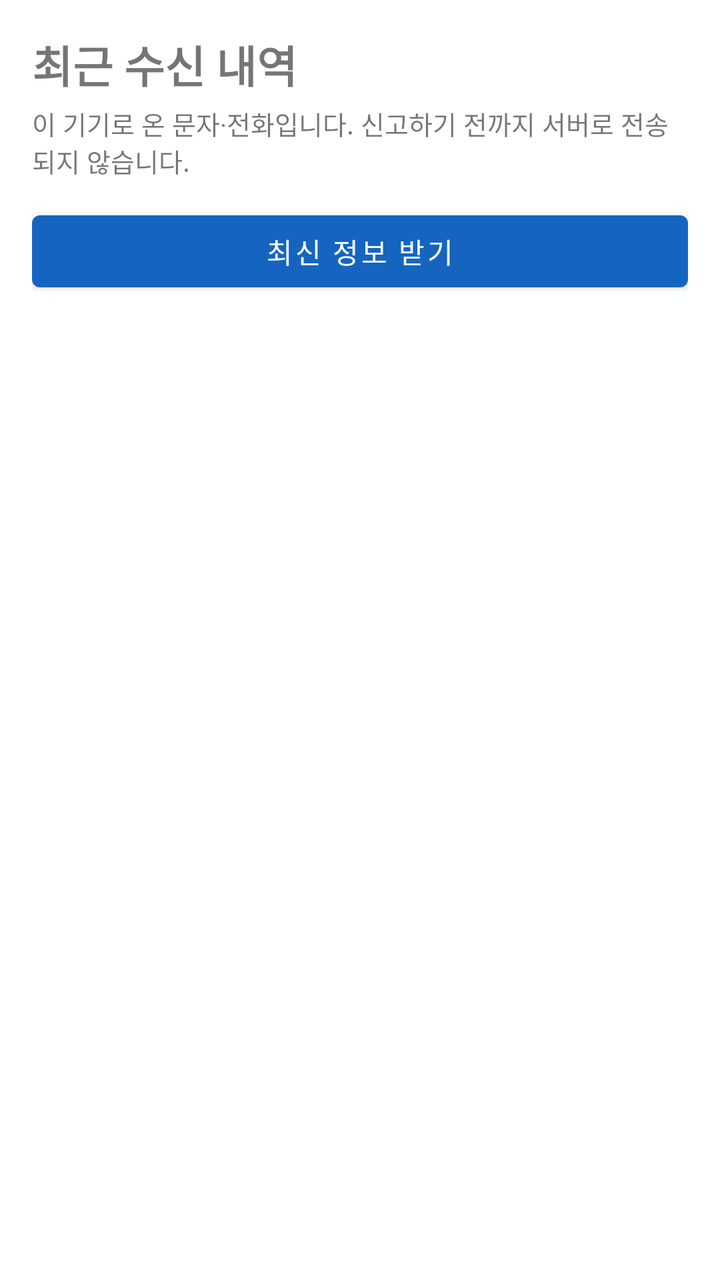
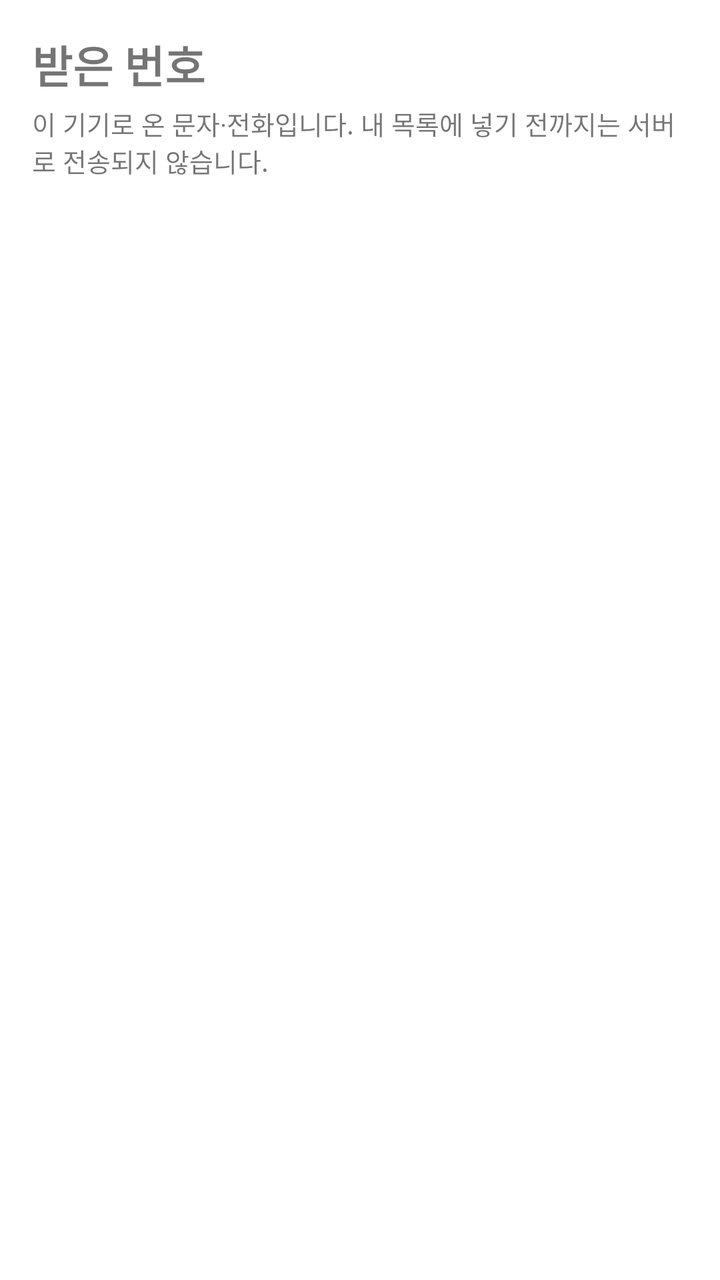

Screens rendered from an Android XML layout before and after an edit, with the pre-edit source and the edit as a unified diff.
<!-- AndroidManifest.xml: application theme Theme.SpamCut -->
<!-- res/layout/activity_recent.xml -->
<?xml version="1.0" encoding="utf-8"?>
<LinearLayout xmlns:android="http://schemas.android.com/apk/res/android"
    android:layout_width="match_parent"
    android:layout_height="match_parent"
    android:orientation="vertical"
    android:padding="16dp">

    <TextView
        android:layout_width="wrap_content"
        android:layout_height="wrap_content"
        android:text="@string/recent_title"
        android:textSize="22sp"
        android:textStyle="bold"
        android:layout_marginBottom="4dp"/>

    <TextView
        android:layout_width="match_parent"
        android:layout_height="wrap_content"
        android:text="@string/recent_subtitle"
        android:textSize="13sp"
        android:layout_marginBottom="12dp"/>

    <Button
        android:id="@+id/btnRefreshAll"
        android:layout_width="match_parent"
        android:layout_height="wrap_content"
        android:text="@string/action_refresh"
        android:layout_marginBottom="12dp"/>

    <TextView
        android:id="@+id/tvRecentEmpty"
        android:layout_width="match_parent"
        android:layout_height="wrap_content"
        android:text="@string/recent_empty"
        android:textSize="14sp"
        android:gravity="center"
        android:paddingTop="48dp"
        android:visibility="gone"/>

    <androidx.recyclerview.widget.RecyclerView
        android:id="@+id/rvRecent"
        android:layout_width="match_parent"
        android:layout_height="0dp"
        android:layout_weight="1"
        android:clipToPadding="false"
        android:paddingBottom="16dp"/>

</LinearLayout>
<!-- resources referenced by this layout -->
<resources>
  <string name="action_refresh">최신 정보 받기</string>
  <string name="recent_empty">아직 수신 내역이 없습니다.\n문자나 전화를 받으면 여기에 자동으로 쌓입니다.</string>
  <string name="recent_subtitle">이 기기로 온 문자·전화입니다. 신고하기 전까지 서버로 전송되지 않습니다.</string>
  <string name="recent_title">최근 수신 내역</string>
  <style name="Theme.SpamCut" parent="Theme.MaterialComponents.DayNight.DarkActionBar">
          <item name="colorPrimary">#1565C0</item>
          <item name="colorPrimaryVariant">#003c8f</item>
          <item name="colorOnPrimary">#FFFFFF</item>
          <item name="colorSecondary">#F9A825</item>
          <item name="colorOnSecondary">#000000</item>
      </style>
</resources>

<!-- the commit's change to res/layout/activity_recent.xml (unified diff, before → after) -->
@@ -20,13 +20,6 @@
         android:textSize="13sp"
         android:layout_marginBottom="12dp"/>
 
-    <Button
-        android:id="@+id/btnRefreshAll"
-        android:layout_width="match_parent"
-        android:layout_height="wrap_content"
-        android:text="@string/action_refresh"
-        android:layout_marginBottom="12dp"/>
-
     <TextView
         android:id="@+id/tvRecentEmpty"
         android:layout_width="match_parent"
<!-- resource entries referenced after the edit -->
@@ -1,9 +1,8 @@
 <!-- resources referenced by this layout -->
 <resources>
-  <string name="action_refresh">최신 정보 받기</string>
-  <string name="recent_empty">아직 수신 내역이 없습니다.\n문자나 전화를 받으면 여기에 자동으로 쌓입니다.</string>
-  <string name="recent_subtitle">이 기기로 온 문자·전화입니다. 신고하기 전까지 서버로 전송되지 않습니다.</string>
-  <string name="recent_title">최근 수신 내역</string>
+  <string name="recent_empty">아직 받은 번호가 없습니다.\n문자나 전화를 받으면 여기에 자동으로 쌓입니다.</string>
+  <string name="recent_subtitle">이 기기로 온 문자·전화입니다. 내 목록에 넣기 전까지는 서버로 전송되지 않습니다.</string>
+  <string name="recent_title">받은 번호</string>
   <style name="Theme.SpamCut" parent="Theme.MaterialComponents.DayNight.DarkActionBar">
           <item name="colorPrimary">#1565C0</item>
           <item name="colorPrimaryVariant">#003c8f</item>
